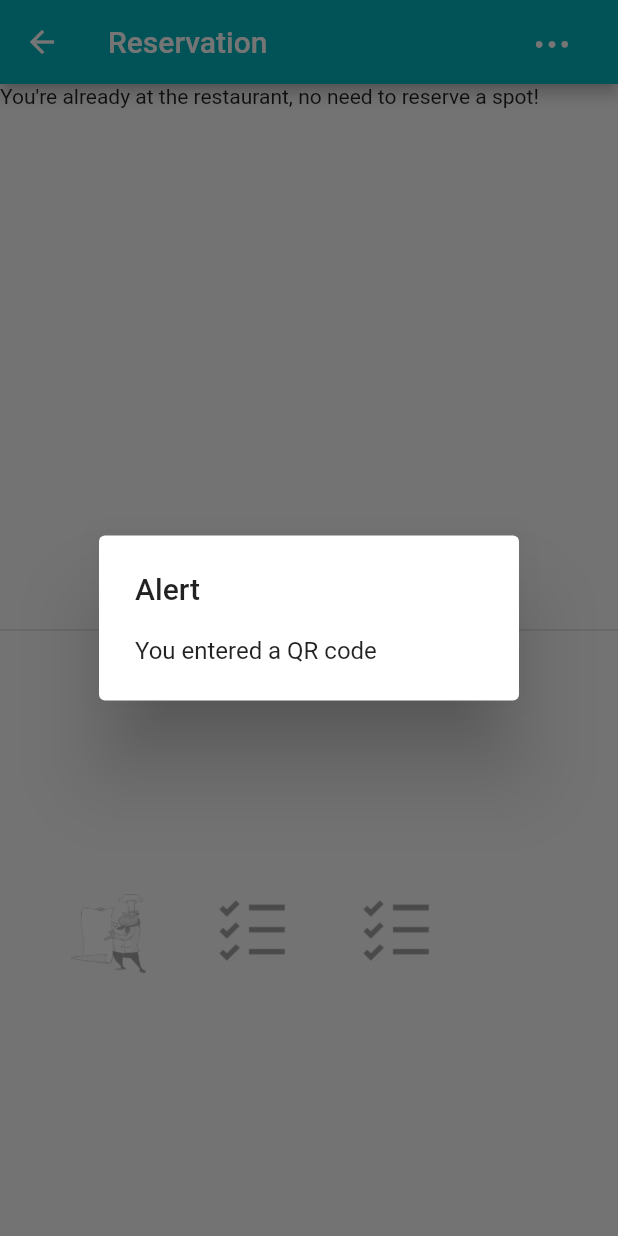
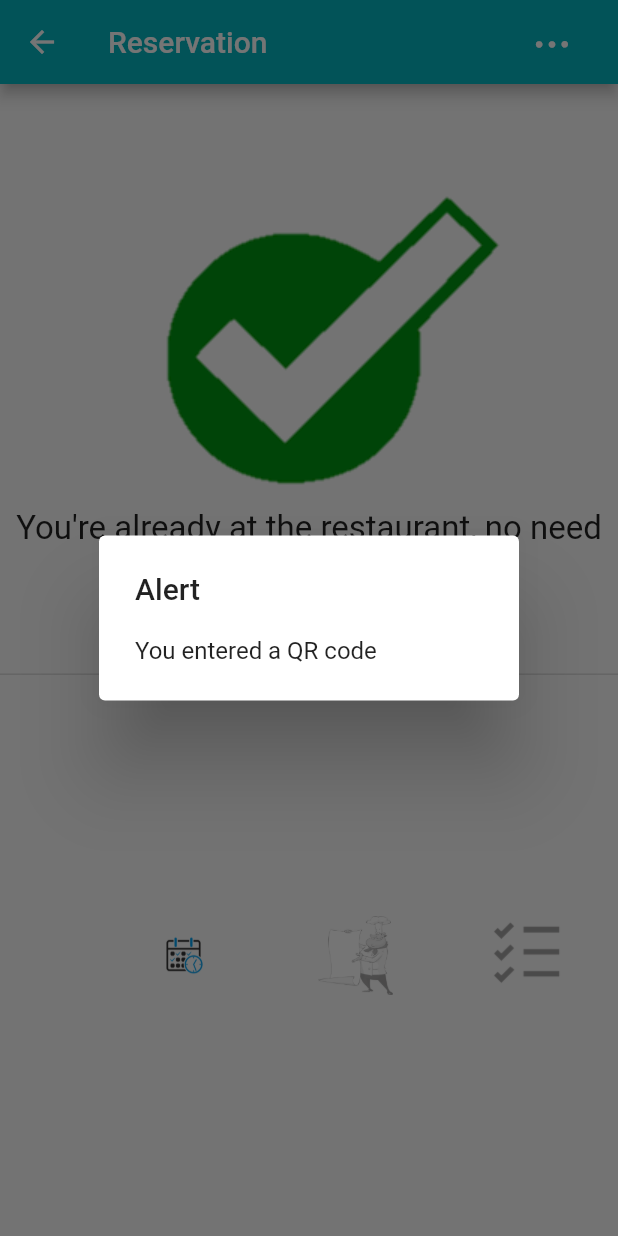
Before and after one commit to alexanderbodard/appetite-frontend, a Flutter app: the screen it shows after launch, after a tap on "Scan a QR code", on a phone screen of 412 x 824 dp. Run offline on Flutter 3.47's test engine with Material 2 defaults, Android fonts, the phone set to English and light mode, and no system bars; our stand-ins replace datetime_picker_formfield.

Commit message:
A lot of stuff

```diff
--- a/lib/constants.dart
+++ b/lib/constants.dart
@@ -2,5 +2,5 @@ import 'package:flutter/material.dart';
 
 class Constants {
   static const int kotszakske = 0xff04b5bf;
-  static const double flatButtonPadding = 14.0;
+  static const double flatButtonPadding = 28.0;
 }
--- a/lib/widgets/home.dart
+++ b/lib/widgets/home.dart
@@ -91,7 +91,7 @@ class _QRSelection extends StatelessWidget {
               ),
             );
 
-            Navigator.push(context, MaterialPageRoute(builder: (BuildContext context) => Restaurant(false, true)));
+            Navigator.push(context, MaterialPageRoute(builder: (BuildContext context) => Restaurant(true)));
           },
         )
       )
@@ -116,7 +116,7 @@ class _ManualSelection extends StatelessWidget {
               ),
             );
 
-            Navigator.push(context, MaterialPageRoute(builder: (BuildContext context) => Restaurant(false, false)));
+            Navigator.push(context, MaterialPageRoute(builder: (BuildContext context) => Restaurant(false)));
           },
         )
       )
--- a/lib/widgets/restaurant.dart
+++ b/lib/widgets/restaurant.dart
@@ -8,20 +8,22 @@ import 'package:appetite/util/appbar.dart';
 
 
 class Restaurant extends StatefulWidget {
-  bool reserved;
+  String reservationDate = null;
+  int reservationAmount = 0;
   bool onSpot;
 
-  Restaurant(this.reserved, this.onSpot);
+  Restaurant(this.onSpot);
 
-  RestaurantState createState() => RestaurantState(reserved, onSpot);
+  RestaurantState createState() => RestaurantState(onSpot);
 }
 
 class RestaurantState extends State<Restaurant> {
   String _tab = 'Reservation';
-  bool reserved;
+  String reservationDate = null;
+  int reservationAmount = 0;
   bool onSpot;
 
-  RestaurantState(this.reserved, this.onSpot);
+  RestaurantState(this.onSpot);
 
   void setTab(String tab) {
     setState(() =>_tab = tab);
@@ -32,10 +34,9 @@ class RestaurantState extends State<Restaurant> {
       appBar: Util.appBar(_tab, context),
       body: _Body(this),
       persistentFooterButtons: <Widget>[
+        _ReservationButton(this),
         _MenuButton(this),
         _OrdersButton(this),
-        _UsersButton(this),
-        _ReservationButton(this),
       ],
     );
   }
@@ -48,7 +49,7 @@ class _Body extends StatelessWidget {
 
   Widget build(BuildContext context) {
     if (this.parent._tab == 'Menu') {
-      return MenuBody();
+      return MenuBody(parent);
     }
     if (this.parent._tab == 'Orders') {
       return OrdersBody();
--- a/lib/widgets/restaurant/reservation_body.dart
+++ b/lib/widgets/restaurant/reservation_body.dart
@@ -8,8 +8,8 @@ class ReservationBody extends StatelessWidget {
   ReservationBody(this.restaurantState);
 
   Widget build(BuildContext context) {
-    if (restaurantState.reserved) {
-      return Reserved();
+    if (restaurantState.reservationDate != null) {
+      return Reserved(restaurantState);
     } else if (restaurantState.onSpot) {
       return OnSpot();
     } else {
@@ -19,14 +19,41 @@ class ReservationBody extends StatelessWidget {
 }
 
 class Reserved extends StatelessWidget {
+  final RestaurantState restaurantState;
+
+  Reserved(this.restaurantState);
+
   Widget build(BuildContext context) {
-    return Text('You have already reserved a spot!');
+    return GoodToGo("Your reservation on\n${restaurantState.reservationDate.replaceFirst(' ', ' at ')}\nfor ${restaurantState.reservationAmount} people\nhas been confirmed.\n\nYou're good to go!");
   }
 }
 
 class OnSpot extends StatelessWidget {
   Widget build(BuildContext context) {
-    return Text("You're already at the restaurant, no need to reserve a spot!");
+    return GoodToGo("You're already at the restaurant, no need to reserve a spot!");
+  }
+}
+
+class GoodToGo extends StatelessWidget {
+  final String text;
+
+  GoodToGo(this.text);
+
+  Widget build(BuildContext context) {
+    return Center(child: Column(
+      children: [
+        Padding(padding: EdgeInsets.only(
+          top: 60,
+        )),
+        Container(
+          child: Image.asset('assets/vink.png'),
+          margin: EdgeInsets.only(
+            left: 30
+          )
+        ),
+        Text(text, style: TextStyle(fontSize: 22), textAlign: TextAlign.center)
+      ]
+    ));
   }
 }
 
--- a/lib/widgets/restaurant/users_body.dart
+++ b/lib/widgets/restaurant/users_body.dart
@@ -1,5 +1,4 @@
 import 'package:flutter/material.dart';
-import 'package:appetite/types/restaurant.dart';
 import 'package:http/http.dart' as http;
 import 'dart:convert';
 
--- a/pubspec.yaml
+++ b/pubspec.yaml
@@ -49,6 +49,7 @@ flutter:
   assets:
     - assets/Appetite wit.png
     - assets/icons/
+    - assets/vink.png
 
   # To add assets to your application, add an assets section, like this:
   # assets:
```
Also changed, not shown: lib/queries/menu_items.dart (added, +30 -0 lines), lib/queries/order_items.dart (added, +17 -0 lines), lib/types/restaurant.dart (+43 -26 lines), lib/util/date_time_picker.dart (+19 -5 lines), lib/widgets/restaurant/menu_body.dart (+51 -11 lines), lib/widgets/restaurant/orders_body.dart (+15 -2 lines), assets/icons/reservation_normal.png (renamed from assets/icons/reservations_normal.png), assets/icons/reservation_selected.png (renamed from assets/icons/reservations_selected.png), assets/vink.png (added).
